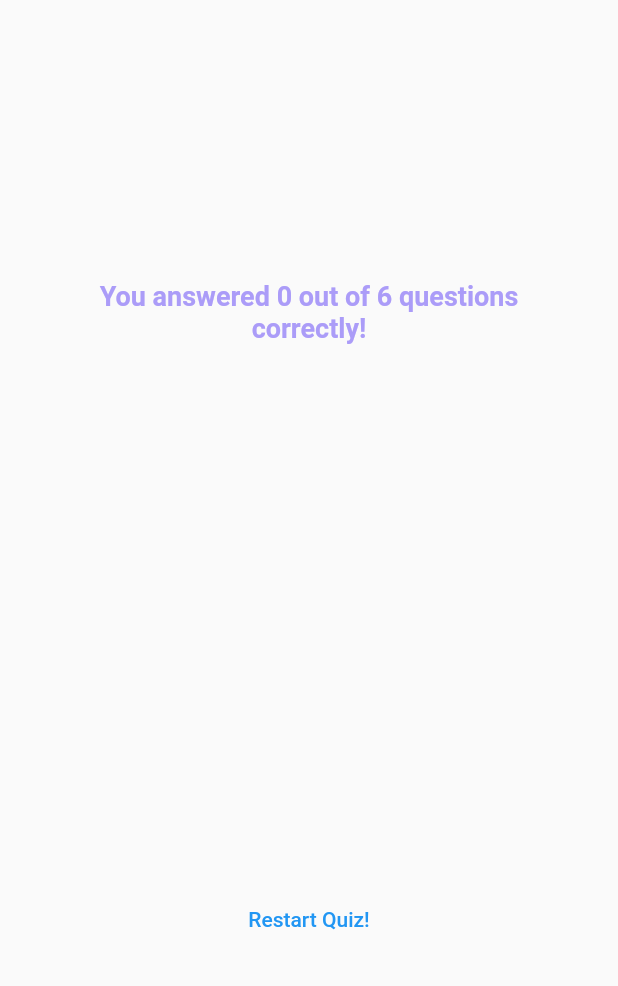
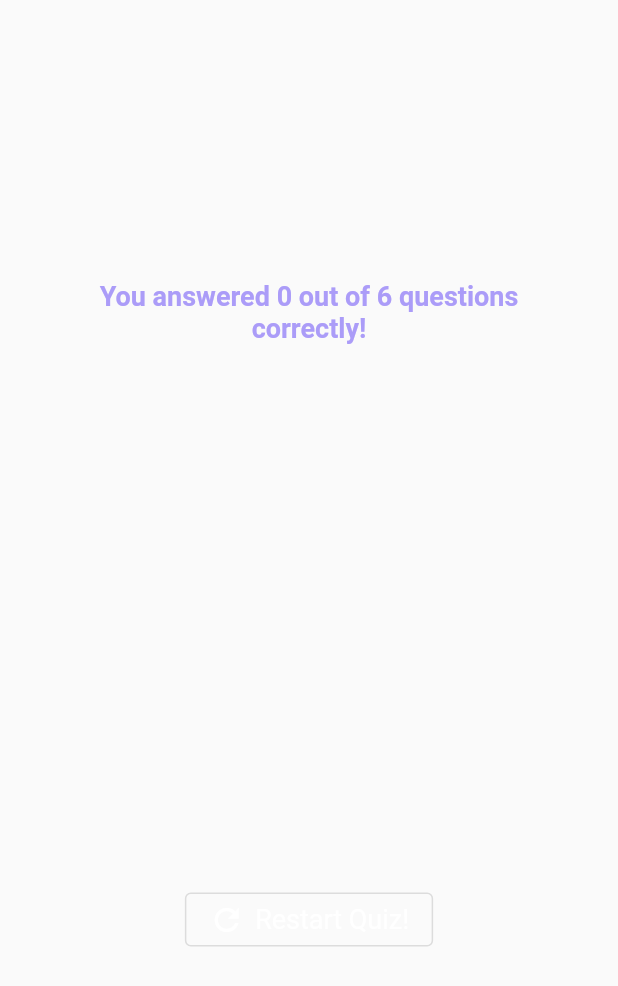
Before and after one commit to kartpop/quiz_app, a Flutter app: the ResultsScreen widget shown alone on an empty page, opened directly with empty values, on a phone screen of 412 x 824 dp. Shown: the top 986 px of the screen. Run offline on Flutter 3.47's test engine with Material 2 defaults, Android fonts, the phone set to English and light mode, and no system bars; our stand-ins replace google_fonts.

Commit message:
chore: style Restart Quiz button on results screen

```diff
--- a/lib/results_screen.dart
+++ b/lib/results_screen.dart
@@ -54,9 +54,15 @@ class ResultsScreen extends StatelessWidget {
             const SizedBox(
               height: 30,
             ),
-            TextButton(
+            OutlinedButton.icon(
               onPressed: () {},
-              child: const Text('Restart Quiz!'),
+              style: OutlinedButton.styleFrom(
+                  foregroundColor: Colors.white,
+                  textStyle: const TextStyle(fontSize: 18)),
+              icon: const Icon(Icons.refresh),
+              label: const Text(
+                'Restart Quiz!',
+              ),
             )
           ],
         ),
```
